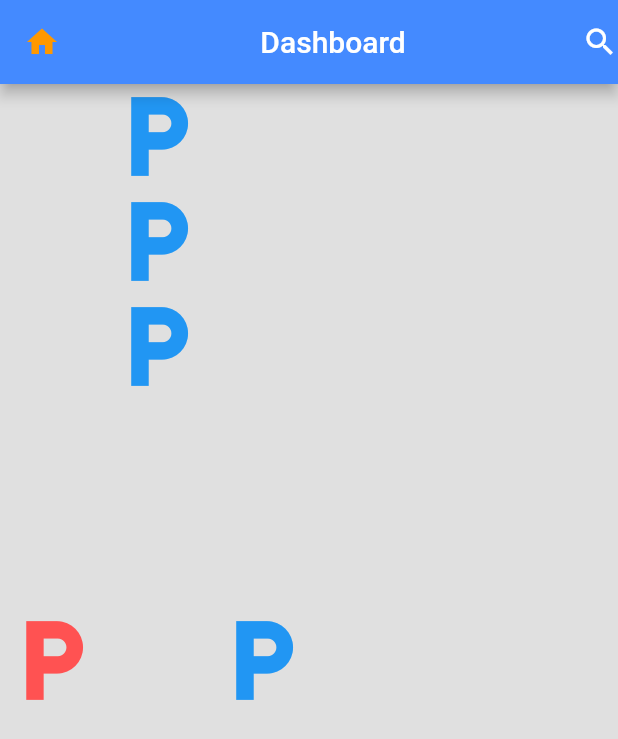
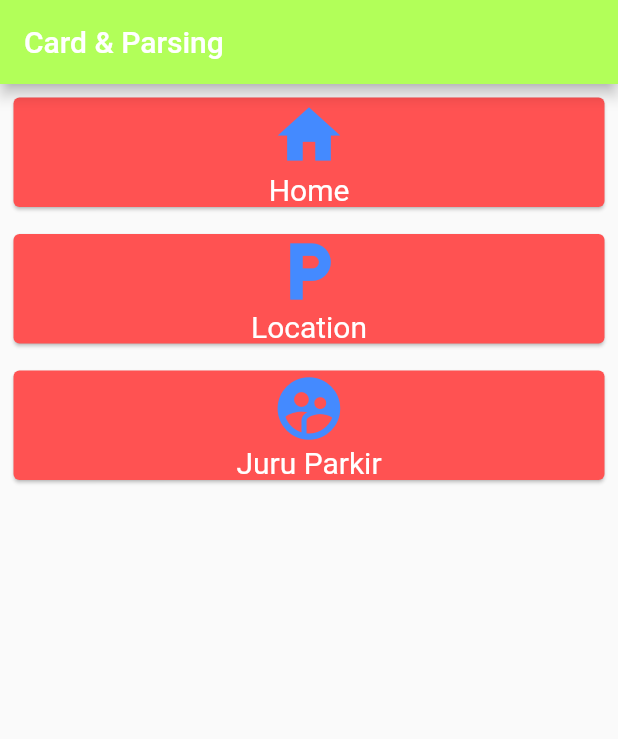
Before and after one commit to developersmartvision/flutter_project, a Flutter app: the screen it shows after launch, on a phone screen of 412 x 824 dp. Shown: the top 739 px of the screen. Run offline on Flutter 3.47's test engine with Material 2 defaults, Android fonts, the phone set to English and light mode, and no system bars.

Commit message:
Card and Parsing

```diff
--- a/lib/main.dart
+++ b/lib/main.dart
@@ -2,7 +2,7 @@ import 'package:flutter/material.dart';
 
 void main() {
   runApp(MaterialApp(
-    title: "Dashboard",
+    title: "Card & Parsing",
     home: HalamanSatu(),
   ));
 }
@@ -11,27 +11,48 @@ class HalamanSatu extends StatelessWidget {
   @override
   Widget build(BuildContext context) {
     return Scaffold(
-      backgroundColor: Colors.black12,
       appBar: AppBar(
-        backgroundColor: Colors.blueAccent,
-        leading: Icon(Icons.home, color: Colors.orange),
-        title: Center(child: Text("Dashboard")),
-        actions:[Icon(Icons.search)],
-      ),
+          title: Text("Card & Parsing"),
+          backgroundColor: Colors.lightGreenAccent),
       body: Container(
-        child: Row(
-          children:[
-            Icon(Icons.local_parking, size: 70.0, color: Colors.redAccent),
-            Column(children: [
-              Icon(Icons.local_parking, size: 70.0, color: Colors.blue),
-              Icon(Icons.local_parking, size: 70.0, color: Colors.blue),
-              Icon(Icons.local_parking, size: 70.0, color: Colors.blue)
-            ],),
-            Icon(Icons.local_parking, size: 70.0, color: Colors.blue)
-
+        child: Column(
+          crossAxisAlignment: CrossAxisAlignment.stretch,
+          children: [
+            CardSaya(
+                icons: Icons.home, texts: "Home", warna: Colors.blueAccent),
+            CardSaya(
+                icons: Icons.local_parking, texts: "Location", warna: Colors.blueAccent),
+            CardSaya(icons: Icons.supervised_user_circle, texts: "Juru Parkir", warna: Colors.blueAccent)
           ],
         ),
       ),
     );
   }
 }
+
+class CardSaya extends StatelessWidget {
+  CardSaya({required this.icons, required this.texts, required this.warna});
+
+  final IconData icons;
+  final String texts;
+  final Color warna;
+
+  @override
+  Widget build(BuildContext context) {
+    return Container(
+      padding: EdgeInsets.all(5.0),
+      child: Card(
+        color: Colors.redAccent,
+        child: Column(
+          children: [
+            Icon(icons, size: 50.0, color: warna),
+            Text(
+              texts,
+              style: TextStyle(fontSize: 20.0, color: Colors.white),
+            )
+          ],
+        ),
+      ),
+    );
+  }
+}
```
